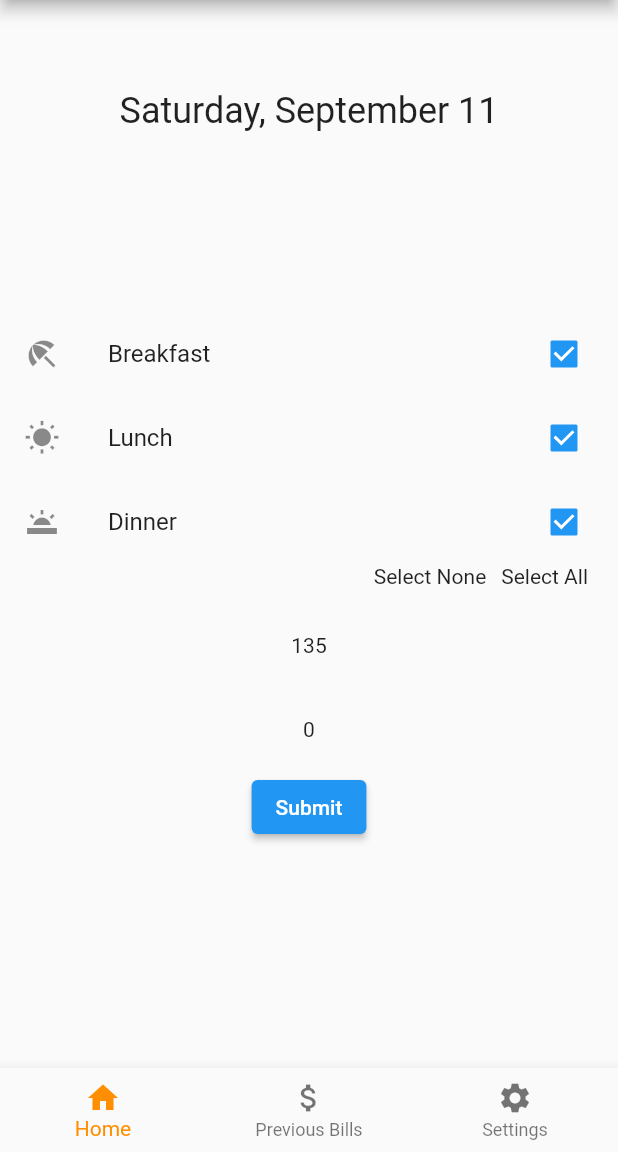
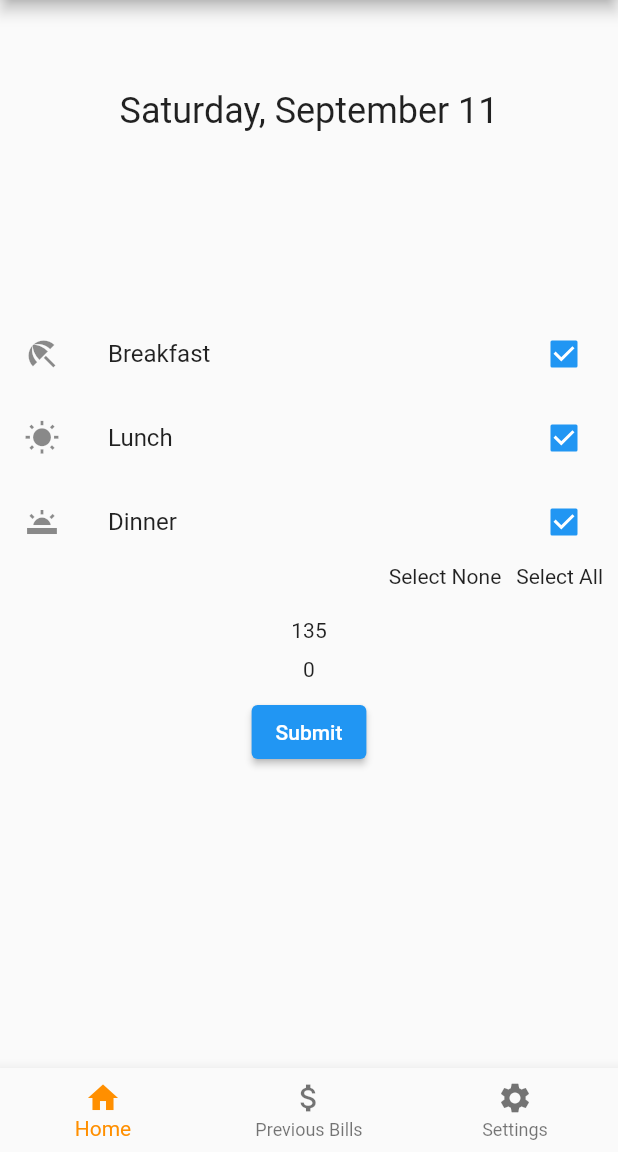
Before and after one commit to kevinmt24/Mangalasherry, a Flutter app: the screen it shows once a user with an empty profile is signed in, after a tap on "Breakfast", after a tap on "Lunch", after a tap on "Dinner", on a phone screen of 412 x 824 dp, the part 84-1236 px from its top. Run offline on Flutter 3.47's test engine with Material 2 defaults, Android fonts, the phone set to English and light mode, and no system bars; our stand-ins replace cloud_firestore, firebase_auth, firebase_core, flutter_spinkit; accounts and stored records are empty; network calls fail.

```diff
--- a/lib/screens/landingPage.dart
+++ b/lib/screens/landingPage.dart
@@ -11,8 +11,6 @@ class LandingPage extends StatefulWidget {
 
 class _LandingPageState extends State<LandingPage> {
   int _selectedIndex = 0;
-  static const TextStyle optionStyle =
-  TextStyle(fontSize: 30, fontWeight: FontWeight.bold);
   static const List<Widget> _widgetOptions = <Widget>[
     Home(),
     PreviousBillsPage(),
--- a/lib/screens/navpages/home.dart
+++ b/lib/screens/navpages/home.dart
@@ -14,7 +14,6 @@ class Home extends StatefulWidget {
 }
 
 class _HomeState extends State<Home> {
-  final AuthService _auth = AuthService();
   String today = DateFormat('MMMMEEEEd').format(DateTime.now()).toString().replaceAll('/', '-');
   var breakfast = 40;
   var lunch = 45;
@@ -23,10 +22,21 @@ class _HomeState extends State<Home> {
   bool _lunchCheck = false;
   bool _dinnerCheck = false;
   var todayPrice = 0;
+
+  int calculatePrice() {
+    int a = _breakfastCheck ? 1 : 0;
+    int b = _lunchCheck ? 1 : 0;
+    int c = _dinnerCheck ? 1 : 0;
+    return  a * breakfast + b * lunch + c * dinner;
+  }
   @override
   Widget build(BuildContext context) {
 
-    return StreamProvider<QuerySnapshot?>.value(
+    if(AuthService.signedInUserId == null)
+      return AlertDialog(
+        title: Text('Error Signing In'),
+      );
+    else return StreamProvider<QuerySnapshot?>.value(
       initialData: null,
       value: DatabaseService(uid: AuthService.signedInUserId).fees,
       child: Scaffold(
@@ -47,13 +57,11 @@ class _HomeState extends State<Home> {
               onChanged: (bool? value) {
                 setState(() {
                   _breakfastCheck = !_breakfastCheck;
-                  int a = _breakfastCheck ? 1 : 0;
-                  int b = _lunchCheck ? 1 : 0;
-                  int c = _dinnerCheck ? 1 : 0;
-                  todayPrice = a * breakfast + b * lunch + c * dinner;
+                  todayPrice = calculatePrice();
                 });
               },
             ),
+
             CheckboxListTile(
               title: Text('Lunch'),
               secondary: Icon(Icons.wb_sunny),
@@ -63,10 +71,7 @@ class _HomeState extends State<Home> {
               onChanged: (bool? value) {
                 setState(() {
                   _lunchCheck = !_lunchCheck;
-                  int a = _breakfastCheck ? 1 : 0;
-                  int b = _lunchCheck ? 1 : 0;
-                  int c = _dinnerCheck ? 1 : 0;
-                  todayPrice = a * breakfast + b * lunch + c * dinner;
+                  todayPrice = calculatePrice();
                 });
               },
             ),
@@ -79,10 +84,7 @@ class _HomeState extends State<Home> {
               onChanged: (bool? value) {
                 setState(() {
                   _dinnerCheck = !_dinnerCheck;
-                  int a = _breakfastCheck ? 1 : 0;
-                  int b = _lunchCheck ? 1 : 0;
-                  int c = _dinnerCheck ? 1 : 0;
-                  todayPrice = a * breakfast + b * lunch + c * dinner;
+                  todayPrice = calculatePrice();
                 });
               },
             ),
@@ -108,17 +110,17 @@ class _HomeState extends State<Home> {
                     });
                   },
                 ),
-                SizedBox(width: 20),
+                SizedBox(width: 10),
               ],
             ),
-            SizedBox(height: 30),
+            SizedBox(height: 20),
             Center(
               child: Text(todayPrice.toString()),
             ),
-            SizedBox(height: 40),
+            SizedBox(height: 10),
                                                                             //TODO: Monthly Amount here...
             MonthlyFees(),
-            SizedBox(height: 20),
+            SizedBox(height: 10),
             ElevatedButton(
               onPressed: () async {
 
@@ -130,8 +132,6 @@ class _HomeState extends State<Home> {
               },
               child: const Text('Submit'),
             ),
-            SizedBox(height: 20),
-
           ],
         ),
       ),
--- a/lib/services/database.dart
+++ b/lib/services/database.dart
@@ -20,7 +20,7 @@ class DatabaseService {
       'breakfast':breakfast,
       'lunch':lunch,
       'dinner':dinner,
-      'date': 'Aug 24',
+      'date': currentDay,
     });
   }
 
```
